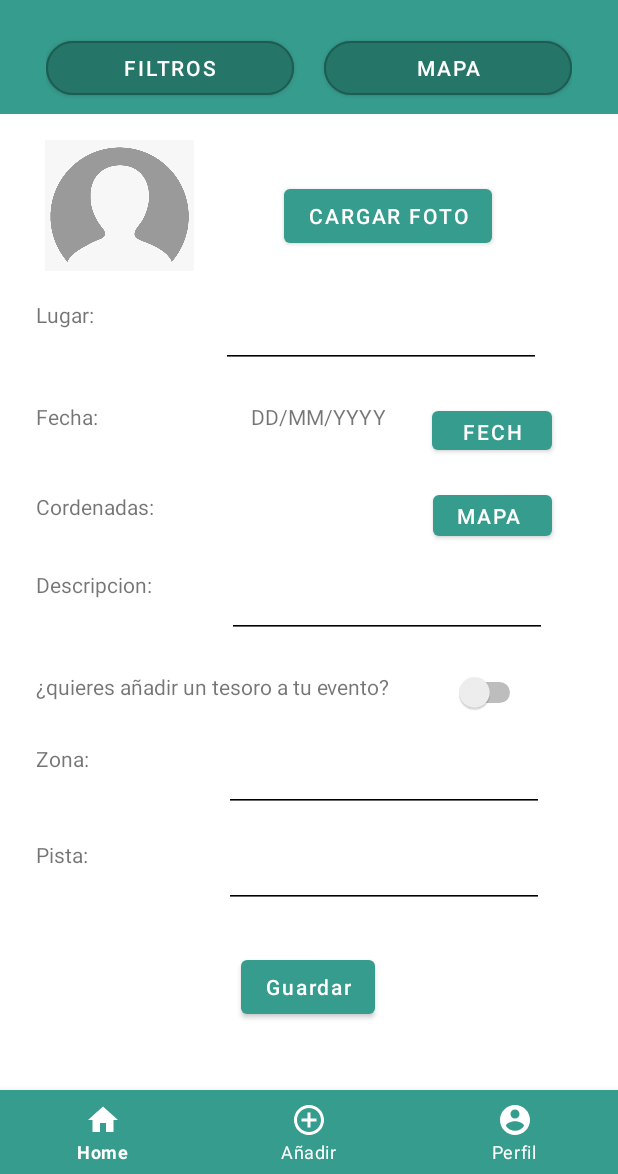
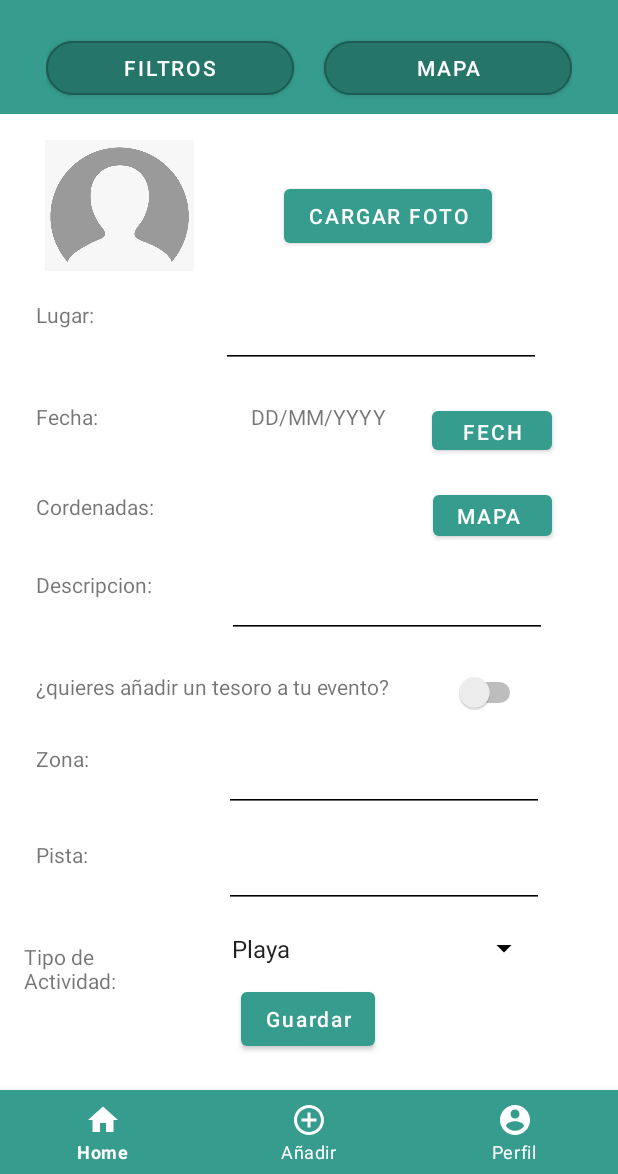
Before and after one commit to MariCarmen1991/CleanEvents-Project, an Android app: the fragment NuevoEventoFragment placed in its activity, on a phone screen of 412 x 824 dp, the part 62-1236 px from its top. Run offline under Robolectric (Android 15) with nearby library versions, the phone set to English and light mode, and no system bars; our stand-ins replace Firebase (no records; nobody signed in at launch, a user with empty details on screens opened directly), Picasso; libraries missing offline, so code that uses them is left out: com.google.firestore.v1; pictures from the network do not load; Roboto replaces fonts that are not available here.

Commit message:
cambio spinner

```diff
--- a/CleanEvents/app/src/main/java/com/example/cleanevents/NuevoEventoFragment.java
+++ b/CleanEvents/app/src/main/java/com/example/cleanevents/NuevoEventoFragment.java
@@ -4,6 +4,7 @@ import android.Manifest;
 import android.app.AlertDialog;
 import android.app.DatePickerDialog;
 
+import android.app.Dialog;
 import android.content.ContentResolver;
 import android.content.DialogInterface;
 import android.content.Intent;
@@ -16,6 +17,7 @@ import android.os.Bundle;
 import androidx.annotation.NonNull;
 import androidx.annotation.Nullable;
 import androidx.core.app.ActivityCompat;
+import androidx.fragment.app.DialogFragment;
 import androidx.fragment.app.Fragment;
 import androidx.fragment.app.FragmentTransaction;
 
@@ -25,16 +27,25 @@ import android.view.LayoutInflater;
 import android.view.View;
 import android.view.ViewGroup;
 import android.webkit.MimeTypeMap;
+import android.widget.AdapterView;
+import android.widget.ArrayAdapter;
 import android.widget.Button;
 import android.widget.CompoundButton;
 import android.widget.DatePicker;
 import android.widget.EditText;
 import android.widget.ImageView;
+import android.widget.Spinner;
 import android.widget.Switch;
 import android.widget.TextView;
 import android.widget.Toast;
 
 import com.bumptech.glide.Glide;
+import com.google.android.gms.maps.CameraUpdateFactory;
+import com.google.android.gms.maps.GoogleMap;
+import com.google.android.gms.maps.MapFragment;
+import com.google.android.gms.maps.OnMapReadyCallback;
+import com.google.android.gms.maps.model.LatLng;
+import com.google.android.gms.maps.model.MarkerOptions;
 import com.google.android.gms.tasks.OnCompleteListener;
 import com.google.android.gms.tasks.OnFailureListener;
 import com.google.android.gms.tasks.OnSuccessListener;
@@ -43,6 +54,7 @@ import com.google.firebase.database.DatabaseReference;
 import com.google.firebase.database.FirebaseDatabase;
 import com.google.firebase.firestore.DocumentReference;
 import com.google.firebase.firestore.FirebaseFirestore;
+import com.google.firebase.storage.FileDownloadTask;
 import com.google.firebase.storage.FirebaseStorage;
 import com.google.firebase.storage.OnProgressListener;
 import com.google.firebase.storage.StorageReference;
@@ -52,6 +64,8 @@ import com.google.firestore.v1.WriteResult;
 
 import org.jetbrains.annotations.NotNull;
 
+import java.io.File;
+import java.util.ArrayList;
 import java.util.Calendar;
 import java.util.HashMap;
 import java.util.Map;
@@ -63,7 +77,7 @@ import static android.app.Activity.RESULT_OK;
  * Use the {@link NuevoEventoFragment#newInstance} factory method to
  * create an instance of this fragment.
  */
-public class NuevoEventoFragment extends Fragment{
+public class NuevoEventoFragment extends Fragment {
 
     TextView get_fecha;
     EditText lugar, descripcion, zona, pista;
@@ -81,11 +95,17 @@ public class NuevoEventoFragment extends Fragment{
     String dateLog;
     Uri txtImagen;
 
+    Spinner tipo_actividad;
+    ArrayList<String> actividadList;
+    ArrayAdapter<String> actividadAdapter;
+    String actividadTexto;
+
     private static final int REQUEST_PERMISSION_CAMERA = 101;
     private static final int PICK_IMAGE = 100;
     Uri imageUri;
 
     FirebaseFirestore db;
+    FirebaseDatabase fb;
     StorageReference storage = FirebaseStorage.getInstance().getReference();
 
     // TODO: Rename parameter arguments, choose names that match
@@ -132,10 +152,36 @@ public class NuevoEventoFragment extends Fragment{
     public View onCreateView(LayoutInflater inflater, ViewGroup container,
                              Bundle savedInstanceState) {
         View rootView = inflater.inflate( R.layout.fragment_nuevo_evento, container, false );
+        imagen = rootView.findViewById(R.id.image_lugar_tesoro);
+
+        /* Spiner Actividades */
+
+        tipo_actividad = rootView.findViewById(R.id.actividades);
+        actividadList = new ArrayList<String>();
+        actividadList.add("Playa");
+        actividadList.add("Montaña");
+        actividadList.add("Fondo Marino");
+        actividadList.add("Bosque");
+        actividadList.add("Ciudad");
+        actividadList.add("Rio");
+        actividadAdapter = new ArrayAdapter<String>(getActivity(), android.R.layout.simple_spinner_item, actividadList);
+        tipo_actividad.setAdapter(actividadAdapter);
+        tipo_actividad.setOnItemSelectedListener(new AdapterView.OnItemSelectedListener() {
+            @Override
+            public void onItemSelected(AdapterView<?> parent, View view, int position, long id) {
+                actividadTexto = actividadList.get(position);
+            }
+
+            @Override
+            public void onNothingSelected(AdapterView<?> parent) {
+
+            }
+        });
 
         /* SWITCH BUTTON */
 
         db = FirebaseFirestore.getInstance();
+        fb = FirebaseDatabase.getInstance();
 
         anadir_tesoro = rootView.findViewById(R.id.anadir_tesoro);
         anadir_tesoro.setOnCheckedChangeListener(new CompoundButton.OnCheckedChangeListener() {
@@ -185,6 +231,8 @@ public class NuevoEventoFragment extends Fragment{
             }
         });
 
+
+
         /* BOTON GUARDAR */
 
         btnGuardar = rootView.findViewById(R.id.btn_guardar);
@@ -200,16 +248,15 @@ public class NuevoEventoFragment extends Fragment{
                         // Guardar evento
                         lugar = rootView.findViewById(R.id.input_lugar);
                         txtLugar = lugar.getText().toString();
-                        descripcion = rootView.findViewById(R.id.input_lugar);
+                        descripcion = rootView.findViewById(R.id.input_descripcion);
                         txtDescripcion = descripcion.getText().toString();
-                        zona = rootView.findViewById(R.id.input_lugar);
+                        zona = rootView.findViewById(R.id.input_zona);
                         txtZona = zona.getText().toString();
-                        pista = rootView.findViewById(R.id.input_lugar);
+                        pista = rootView.findViewById(R.id.input_pista);
                         txtPista = pista.getText().toString();
+                        crearEventos();
                         Toast.makeText(getActivity(), "Has Aceptado", Toast.LENGTH_LONG).show();
-                        Log.d("NuevoEvento", "Lugar: "+txtLugar+"\n"+"Fecha:"+dateLog+"\n"+"Coordenadas:"+0+"\n"+"Descripcion:"+txtDescripcion+"\n"+"Tesoro:"+tesoro+"\n"+"Zona:"+txtZona+"\n"+"Pista:"+txtPista+"\n"+"Imagen:"+txtImagen+"\n");
-                        subirImagenStorage();
-                        //crearEventos();
+                        Log.d("spinner", actividadTexto);
                     }
                 });
                 builder.setNegativeButton("Cancelar", new DialogInterface.OnClickListener() {
@@ -260,6 +307,15 @@ public class NuevoEventoFragment extends Fragment{
     }
 
     @Override
+    public void onViewCreated(@NonNull @NotNull View view, @Nullable @org.jetbrains.annotations.Nullable Bundle savedInstanceState) {
+        super.onViewCreated(view, savedInstanceState);
+        FirebaseStorage storage = FirebaseStorage.getInstance();
+        StorageReference ref = storage.getReference().child("image/240");
+
+        //Glide.with(getActivity()).load();
+    }
+
+    @Override
     public void onRequestPermissionsResult(int requestCode, @NonNull @NotNull String[] permissions, @NonNull @NotNull int[] grantResults) {
         if(requestCode==REQUEST_PERMISSION_CAMERA){
             if(permissions.length>0&&grantResults[0]==PackageManager.PERMISSION_GRANTED){
@@ -295,33 +351,12 @@ public class NuevoEventoFragment extends Fragment{
         });
     }
 
-    /*public void bajarImagenStorage(){
-        StorageReference fileref = storage.child(System.currentTimeMillis() + "" + getFileExtension(imageUri));
-        fileref.putFile(imageUri).addOnSuccessListener(new OnSuccessListener<UploadTask.TaskSnapshot>() {
-            @Override
-            public void onSuccess(UploadTask.TaskSnapshot taskSnapshot) {
-                Uri downloadImage = taskSnapshot.getUploadSessionUri();
-                Glide.with(getActivity()).load(downloadImage).fitCenter().centerCrop().load(imagen);
-                Log.d("download", "Se ha descargado corectamente la imagen.");
-            }
-        }).addOnProgressListener(new OnProgressListener<UploadTask.TaskSnapshot>() {
-            @Override
-            public void onProgress(@NonNull @NotNull UploadTask.TaskSnapshot snapshot) {
-                Log.d("download", "La imagen esta tardando en descargarse.");
-            }
-        }).addOnFailureListener(new OnFailureListener() {
-            @Override
-            public void onFailure(@NonNull @NotNull Exception e) {
-                Log.d("download", "Ha habido una error con la imagen.");
-            }
-        });
+    public void bajarImagenStorage(){
+        FirebaseStorage storage = FirebaseStorage.getInstance();
+        StorageReference ref = storage.getReference().child("image/*");
+
+        //Glide.with(getActivity()).load(new FirebaseImage)
     }
-
-    public String getFileExtension(Uri uri){
-        ContentResolver cr = getContext().getContentResolver();
-        MimeTypeMap mime = MimeTypeMap.getSingleton();
-        return mime.getExtensionFromMimeType(cr.getType(uri));
-    }*/
 
     public void goTocamera() {
         Intent hacerFoto = new Intent(MediaStore.ACTION_IMAGE_CAPTURE);
@@ -351,11 +386,15 @@ public class NuevoEventoFragment extends Fragment{
     public void crearEventos(){
         Map<String, Object> evento = new HashMap<>();
         evento.put("lugar", txtLugar);
-        evento.put("fecha", get_fecha);
+        evento.put("fecha", (String)dateLog);
         evento.put("descripcion", txtDescripcion);
         evento.put("tesoro", tesoro);
         evento.put("pista", txtPista);
         evento.put("zona", txtZona);
-        db.collection("evento").document("prueba").set(evento);
+        evento.put("actividad", actividadTexto);
+        //evento.put("imagen", bajarImagenStorage(path));
+        DatabaseReference dr = fb.getReference().child("evento");
+        dr.setValue(evento);
+        db.collection("evento").add(evento);
     }
 }
--- a/CleanEvents/app/src/main/res/layout/fragment_nuevo_evento.xml
+++ b/CleanEvents/app/src/main/res/layout/fragment_nuevo_evento.xml
@@ -11,6 +11,17 @@
             android:layout_height="match_parent"
             android:orientation="vertical"
             tools:context=".NuevoEventoFragment">
+
+            <TextView
+                android:id="@+id/pista_evento2"
+                android:layout_width="91dp"
+                android:layout_height="25dp"
+                android:layout_marginStart="24dp"
+                android:layout_marginTop="484dp"
+                android:text="@string/txt_pista"
+                android:textAlignment="viewStart"
+                app:layout_constraintStart_toStartOf="parent"
+                app:layout_constraintTop_toTopOf="parent" />
 
             <EditText
                 android:id="@+id/input_lugar"
@@ -52,12 +63,12 @@
                 app:layout_constraintTop_toTopOf="parent" />
 
             <TextView
-                android:id="@+id/pista_evento"
-                android:layout_width="91dp"
-                android:layout_height="25dp"
-                android:layout_marginStart="24dp"
-                android:layout_marginTop="484dp"
-                android:text="@string/txt_pista"
+                android:id="@+id/actividad_evento"
+                android:layout_width="86dp"
+                android:layout_height="36dp"
+                android:layout_marginStart="16dp"
+                android:layout_marginTop="552dp"
+                android:text="@string/txt_actividad"
                 android:textAlignment="viewStart"
                 app:layout_constraintStart_toStartOf="parent"
                 app:layout_constraintTop_toTopOf="parent" />
@@ -212,7 +223,7 @@
                 app:layout_constraintEnd_toEndOf="parent"
                 app:layout_constraintHorizontal_bias="0.498"
                 app:layout_constraintStart_toStartOf="parent"
-                app:layout_constraintTop_toBottomOf="@+id/input_pista" />
+                app:layout_constraintTop_toBottomOf="@+id/actividades" />
 
             <Button
                 android:id="@+id/btn_cargar_foto"
@@ -266,5 +277,15 @@
                 android:orientation="vertical"
                 app:layout_constraintGuide_begin="375dp" />
 
+            <Spinner
+                android:id="@+id/actividades"
+                android:layout_width="213dp"
+                android:layout_height="30dp"
+                android:layout_marginTop="12dp"
+                app:layout_constraintEnd_toEndOf="parent"
+                app:layout_constraintHorizontal_bias="0.461"
+                app:layout_constraintStart_toEndOf="@+id/actividad_evento"
+                app:layout_constraintTop_toBottomOf="@+id/input_pista" />
+
         </androidx.constraintlayout.widget.ConstraintLayout>
     </ScrollView>
--- a/CleanEvents/app/src/main/res/values/strings.xml
+++ b/CleanEvents/app/src/main/res/values/strings.xml
@@ -171,6 +171,7 @@ Esta Política está sujeta a revisiones periódicas y la empresa puede modifica
     <string name="txt_mapa">Mapa</string>
     <string name="txt_zona">Zona:</string>
     <string name="txt_pista">Pista:</string>
+    <string name="txt_actividad">Tipo de Actividad:</string>
     <string name="txt_lugar_estatic">Lugar Actividad</string>
     <string name="txt_fecha_estatic">Fecha</string>
     <string name="txt_participantes_estatic">10</string>
```
Also changed, not shown: CleanEvents/app/src/main/AndroidManifest.xml (+10 -5 lines).
